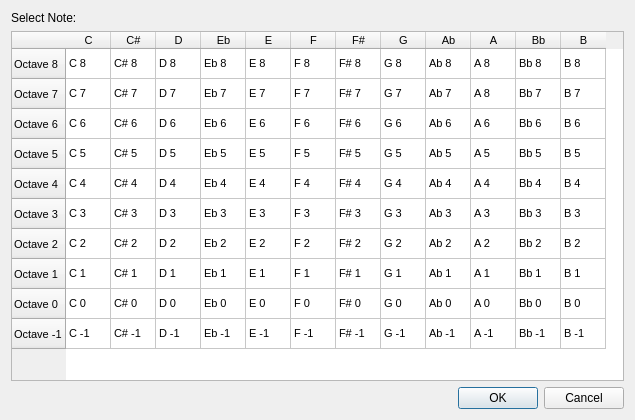
Qt form mscore/mscore/editpitch.ui (musescore/musescore-old) before a commit.
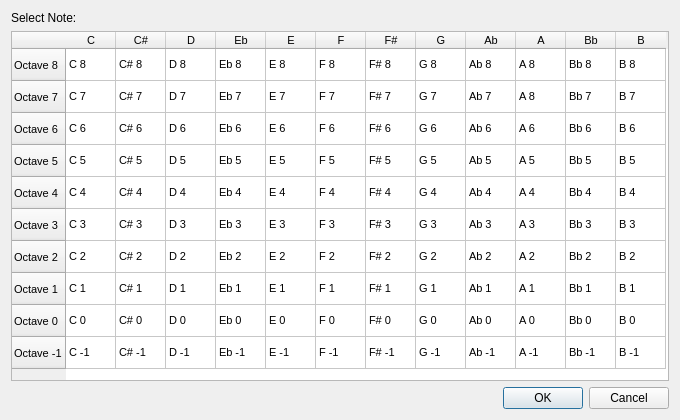
The same form after that commit. Icons and pictures are not drawn.

Diff of the .ui file:
```diff
--- a/mscore/mscore/editpitch.ui
+++ b/mscore/mscore/editpitch.ui
@@ -6,7 +6,7 @@
    <rect>
     <x>0</x>
     <y>0</y>
-    <width>635</width>
+    <width>680</width>
     <height>420</height>
    </rect>
   </property>
@@ -41,16 +41,13 @@
       <number>12</number>
      </property>
      <attribute name="horizontalHeaderDefaultSectionSize">
-      <number>45</number>
+      <number>50</number>
      </attribute>
      <attribute name="horizontalHeaderMinimumSectionSize">
       <number>20</number>
      </attribute>
-     <attribute name="horizontalHeaderMinimumSectionSize">
-      <number>20</number>
-     </attribute>
-     <attribute name="horizontalHeaderDefaultSectionSize">
-      <number>45</number>
+     <attribute name="verticalHeaderDefaultSectionSize">
+      <number>32</number>
      </attribute>
      <row>
       <property name="text">
```
